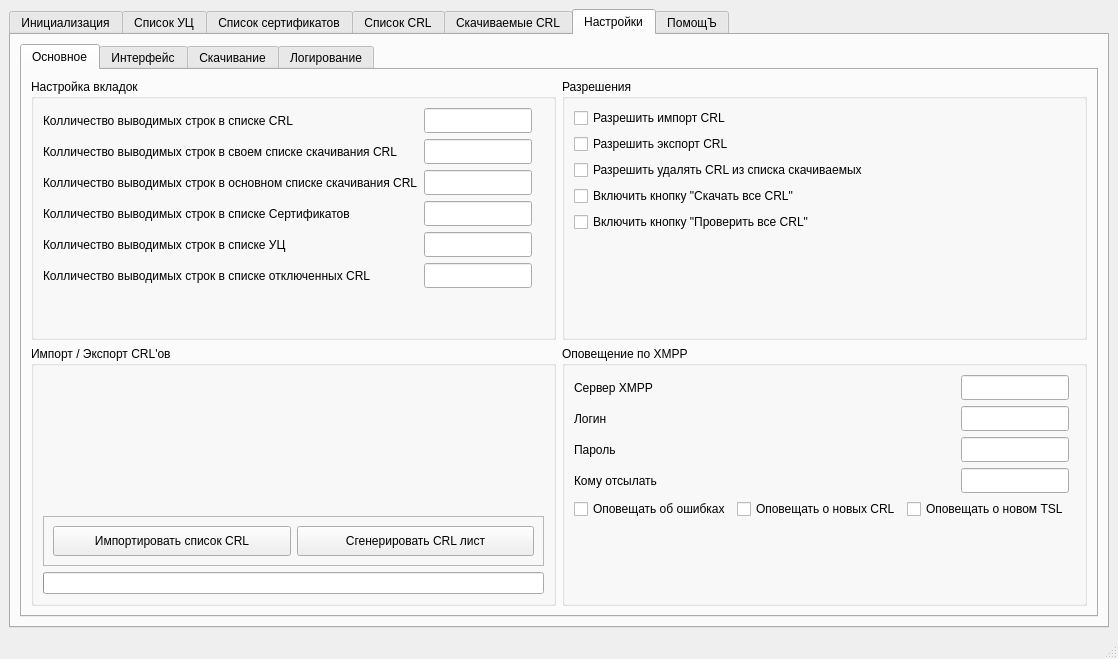
Qt form main.ui (MrSaerus/E-TrustCRLparsing) before a commit.
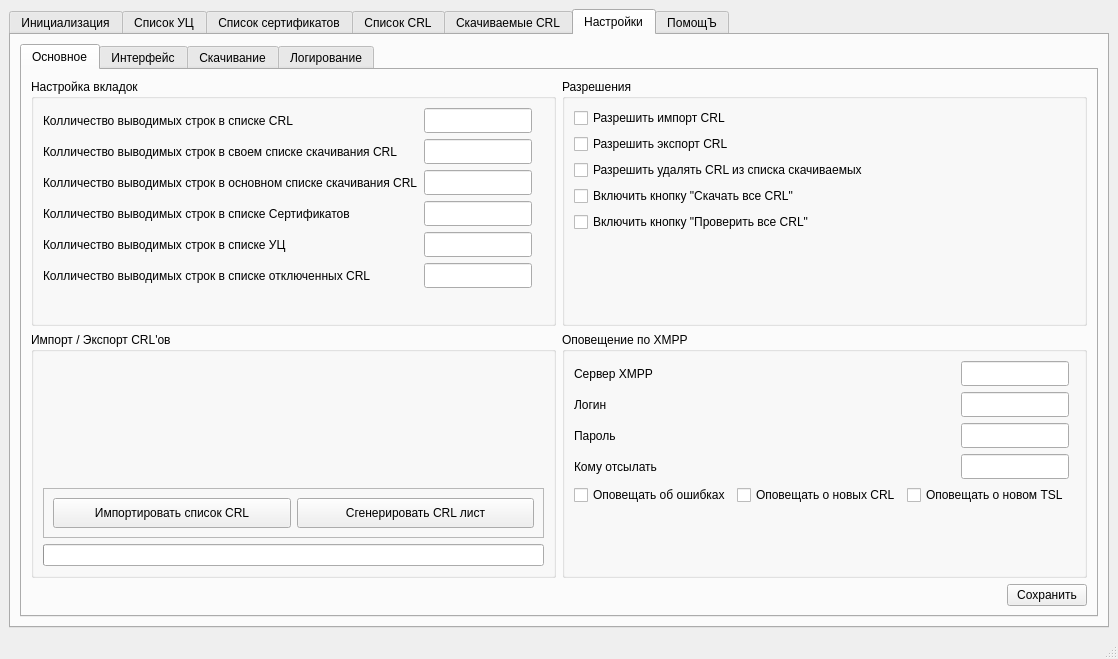
The same form after that commit. The open tabs and pages were chosen to show the change. Icons and pictures are not drawn.

Commit message: Updated UI and updated timer for watching CRL's

```diff
--- a/main.ui
+++ b/main.ui
@@ -1934,6 +1934,13 @@
               </item>
              </layout>
             </item>
+            <item alignment="Qt::AlignRight">
+             <widget class="QPushButton" name="pushButton_21">
+              <property name="text">
+               <string>Сохранить</string>
+              </property>
+             </widget>
+            </item>
            </layout>
           </widget>
           <widget class="QWidget" name="tab_11">
```
Left out of the diff: 30 changed lines with no effect on the pictures. The commit also changes 3 other files.
